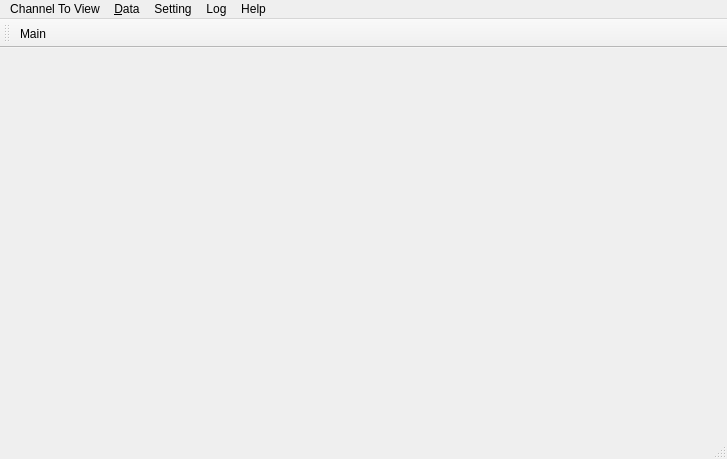
Above: Main/MainWindow/mainwindow.ui from 519984307/Container_Multiple_Channels_20200522 before the change. Below: the same form after it.
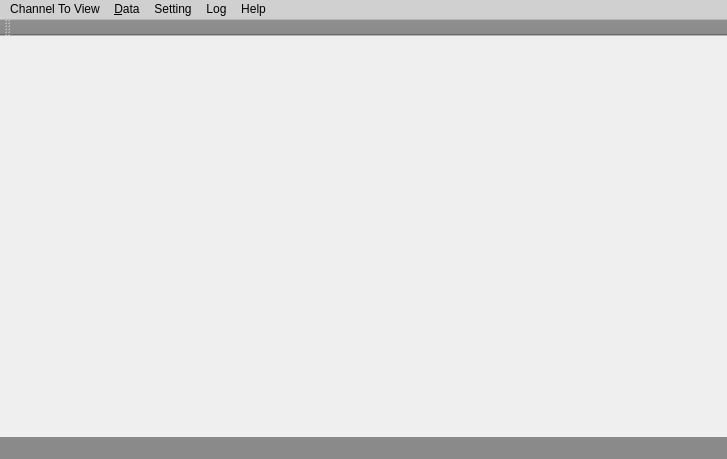
That is the form after the change. Icons and pictures are not drawn.

Patch:
```diff
--- a/Main/MainWindow/mainwindow.ui
+++ b/Main/MainWindow/mainwindow.ui
@@ -47,6 +47,9 @@
      <height>26</height>
     </rect>
    </property>
+   <property name="styleSheet">
+    <string notr="true">background-color: rgb(208, 208, 208);</string>
+   </property>
    <widget class="QMenu" name="menuChannel_To_View">
     <property name="title">
      <string>Channel To View</string>
@@ -92,6 +95,10 @@
    <addaction name="menuHelp"/>
   </widget>
   <widget class="QToolBar" name="mainToolBar">
+   <property name="styleSheet">
+    <string notr="true">background-color: rgb(138, 138, 138);
+color: rgb(255, 255, 255);</string>
+   </property>
    <property name="toolButtonStyle">
     <enum>Qt::ToolButtonTextUnderIcon</enum>
    </property>
@@ -101,24 +108,13 @@
    <attribute name="toolBarBreak">
     <bool>false</bool>
    </attribute>
-   <addaction name="actionMainWindow"/>
   </widget>
-  <widget class="QStatusBar" name="statusBar"/>
-  <action name="actionMainWindow">
-   <property name="icon">
-    <iconset resource="../ico.qrc">
-     <normaloff>:/UI_ICO/ICO/main-fill.svg</normaloff>:/UI_ICO/ICO/main-fill.svg</iconset>
+  <widget class="QStatusBar" name="statusBar">
+   <property name="styleSheet">
+    <string notr="true">background-color: rgb(138, 138, 138);
+color: rgb(255, 255, 255);</string>
    </property>
-   <property name="text">
-    <string>Main</string>
-   </property>
-   <property name="toolTip">
-    <string>Device list Preview</string>
-   </property>
-   <property name="shortcut">
-    <string>Ctrl+A</string>
-   </property>
-  </action>
+  </widget>
   <action name="actionParameter_Settings">
    <property name="text">
     <string>Parameter Settings</string>
```
Left out of the diff: 14 changed lines with no effect on the pictures.
